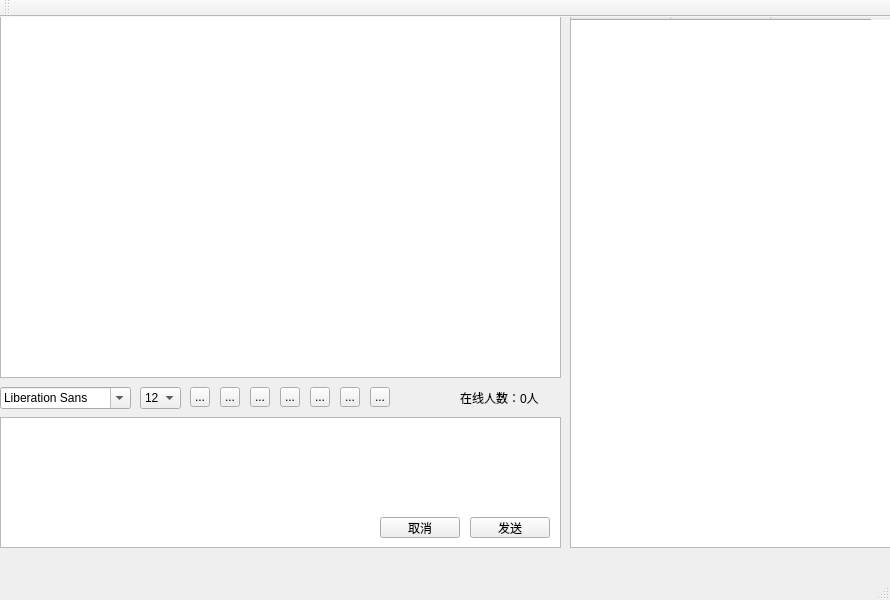
Qt form chatsystem.ui (kustomzone/ChatSystem) before a commit.
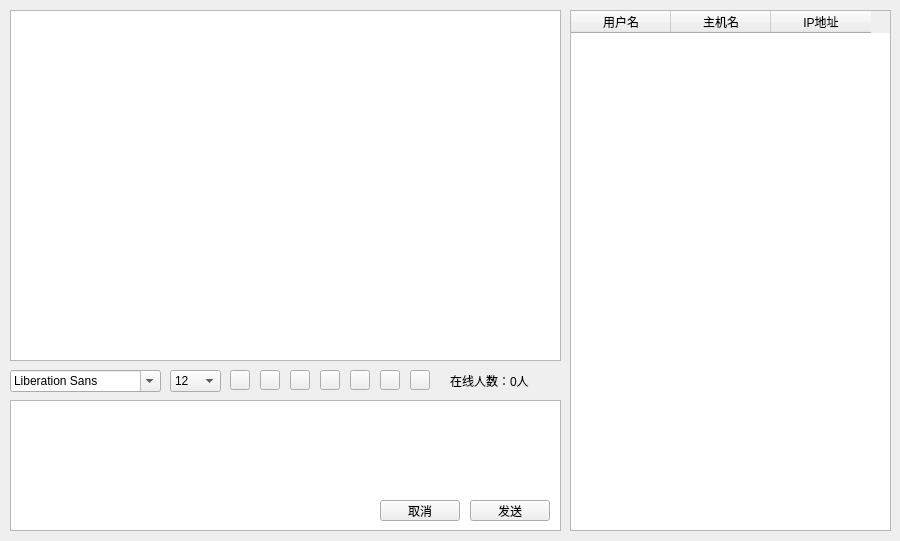
The same form after that commit. Icons and pictures are not drawn.

```diff
--- a/chatsystem.ui
+++ b/chatsystem.ui
@@ -6,10 +6,28 @@
    <rect>
     <x>0</x>
     <y>0</y>
-    <width>890</width>
-    <height>600</height>
+    <width>900</width>
+    <height>541</height>
    </rect>
   </property>
+  <property name="sizePolicy">
+   <sizepolicy hsizetype="Fixed" vsizetype="Fixed">
+    <horstretch>0</horstretch>
+    <verstretch>0</verstretch>
+   </sizepolicy>
+  </property>
+  <property name="minimumSize">
+   <size>
+    <width>900</width>
+    <height>541</height>
+   </size>
+  </property>
+  <property name="maximumSize">
+   <size>
+    <width>900</width>
+    <height>541</height>
+   </size>
+  </property>
   <property name="windowTitle">
    <string>聊天室</string>
   </property>
@@ -18,9 +36,9 @@
     <property name="geometry">
      <rect>
       <x>570</x>
-      <y>-20</y>
+      <y>10</y>
       <width>321</width>
-      <height>551</height>
+      <height>521</height>
      </rect>
     </property>
     <property name="selectionMode">
@@ -56,7 +74,7 @@
    <widget class="QToolButton" name="sendToolBtn">
     <property name="geometry">
      <rect>
-      <x>310</x>
+      <x>350</x>
       <y>370</y>
       <width>20</width>
       <height>20</height>
@@ -66,7 +84,7 @@
      <string notr="true">background-image:url(:/new/tools/images/send.png)</string>
     </property>
     <property name="text">
-     <string>...</string>
+     <string/>
     </property>
     <property name="iconSize">
      <size>
@@ -78,19 +96,19 @@
    <widget class="QTextBrowser" name="messageBrowser">
     <property name="geometry">
      <rect>
-      <x>0</x>
-      <y>-20</y>
-      <width>561</width>
-      <height>381</height>
+      <x>10</x>
+      <y>10</y>
+      <width>551</width>
+      <height>351</height>
      </rect>
     </property>
    </widget>
    <widget class="QComboBox" name="sizeComboBox">
     <property name="geometry">
      <rect>
-      <x>140</x>
+      <x>170</x>
       <y>370</y>
-      <width>41</width>
+      <width>51</width>
       <height>22</height>
      </rect>
     </property>
@@ -161,7 +179,7 @@
    <widget class="QToolButton" name="italicToolBtn">
     <property name="geometry">
      <rect>
-      <x>220</x>
+      <x>260</x>
       <y>370</y>
       <width>20</width>
       <height>20</height>
@@ -171,7 +189,7 @@
      <string notr="true">background-image:url(:/new/tools/images/italic.png)</string>
     </property>
     <property name="text">
-     <string>...</string>
+     <string/>
     </property>
     <property name="iconSize">
      <size>
@@ -179,13 +197,16 @@
       <height>16</height>
      </size>
     </property>
+    <property name="checkable">
+     <bool>true</bool>
+    </property>
    </widget>
    <widget class="QTextEdit" name="messageTextEdit">
     <property name="geometry">
      <rect>
-      <x>0</x>
+      <x>10</x>
       <y>400</y>
-      <width>561</width>
+      <width>551</width>
       <height>131</height>
      </rect>
     </property>
@@ -193,7 +214,7 @@
    <widget class="QToolButton" name="clearToolBtn">
     <property name="geometry">
      <rect>
-      <x>370</x>
+      <x>410</x>
       <y>370</y>
       <width>20</width>
       <height>20</height>
@@ -203,7 +224,7 @@
      <string notr="true">background-image:url(:/new/tools/images/clear.png)</string>
     </property>
     <property name="text">
-     <string>...</string>
+     <string/>
     </property>
     <property name="iconSize">
      <size>
@@ -215,7 +236,7 @@
    <widget class="QToolButton" name="colorToolBtn">
     <property name="geometry">
      <rect>
-      <x>280</x>
+      <x>320</x>
       <y>370</y>
       <width>20</width>
       <height>20</height>
@@ -225,7 +246,7 @@
      <string notr="true">background-image:url(:/new/tools/images/color.png)</string>
     </property>
     <property name="text">
-     <string>...</string>
+     <string/>
     </property>
     <property name="iconSize">
      <size>
@@ -237,9 +258,9 @@
    <widget class="QLabel" name="userNumLabel">
     <property name="geometry">
      <rect>
-      <x>460</x>
+      <x>450</x>
       <y>370</y>
-      <width>81</width>
+      <width>111</width>
       <height>21</height>
      </rect>
     </property>
@@ -250,9 +271,9 @@
    <widget class="QFontComboBox" name="fontComboBox">
     <property name="geometry">
      <rect>
-      <x>0</x>
+      <x>10</x>
       <y>370</y>
-      <width>131</width>
+      <width>151</width>
       <height>22</height>
      </rect>
     </property>
@@ -260,7 +281,7 @@
    <widget class="QToolButton" name="underlineToolBtn">
     <property name="geometry">
      <rect>
-      <x>250</x>
+      <x>290</x>
       <y>370</y>
       <width>20</width>
       <height>20</height>
@@ -270,7 +291,7 @@
      <string notr="true">background-image:url(:/new/tools/images/under.png)</string>
     </property>
     <property name="text">
-     <string>...</string>
+     <string/>
     </property>
     <property name="iconSize">
      <size>
@@ -278,11 +299,14 @@
       <height>16</height>
      </size>
     </property>
+    <property name="checkable">
+     <bool>true</bool>
+    </property>
    </widget>
    <widget class="QToolButton" name="saveToolBtn">
     <property name="geometry">
      <rect>
-      <x>340</x>
+      <x>380</x>
       <y>370</y>
       <width>20</width>
       <height>20</height>
@@ -292,7 +316,7 @@
      <string notr="true">background-image:url(:/new/tools/images/save.png)</string>
     </property>
     <property name="text">
-     <string>...</string>
+     <string/>
     </property>
     <property name="iconSize">
      <size>
@@ -304,7 +328,7 @@
    <widget class="QToolButton" name="boldToolBtn">
     <property name="geometry">
      <rect>
-      <x>190</x>
+      <x>230</x>
       <y>370</y>
       <width>20</width>
       <height>20</height>
@@ -314,7 +338,7 @@
      <string notr="true">background-image:url(:/new/tools/images/bold.png)</string>
     </property>
     <property name="text">
-     <string>...</string>
+     <string/>
     </property>
     <property name="iconSize">
      <size>
@@ -322,6 +346,9 @@
       <height>16</height>
      </size>
     </property>
+    <property name="checkable">
+     <bool>true</bool>
+    </property>
     <property name="autoRaise">
      <bool>false</bool>
     </property>
@@ -353,25 +380,6 @@
     </property>
    </widget>
   </widget>
-  <widget class="QMenuBar" name="menuBar">
-   <property name="geometry">
-    <rect>
-     <x>0</x>
-     <y>0</y>
-     <width>890</width>
-     <height>22</height>
-    </rect>
-   </property>
-  </widget>
-  <widget class="QToolBar" name="mainToolBar">
-   <attribute name="toolBarArea">
-    <enum>TopToolBarArea</enum>
-   </attribute>
-   <attribute name="toolBarBreak">
-    <bool>false</bool>
-   </attribute>
-  </widget>
-  <widget class="QStatusBar" name="statusBar"/>
  </widget>
  <layoutdefault spacing="6" margin="11"/>
  <resources/>
```
Left out of the diff: 10 changed lines with no effect on the pictures.
